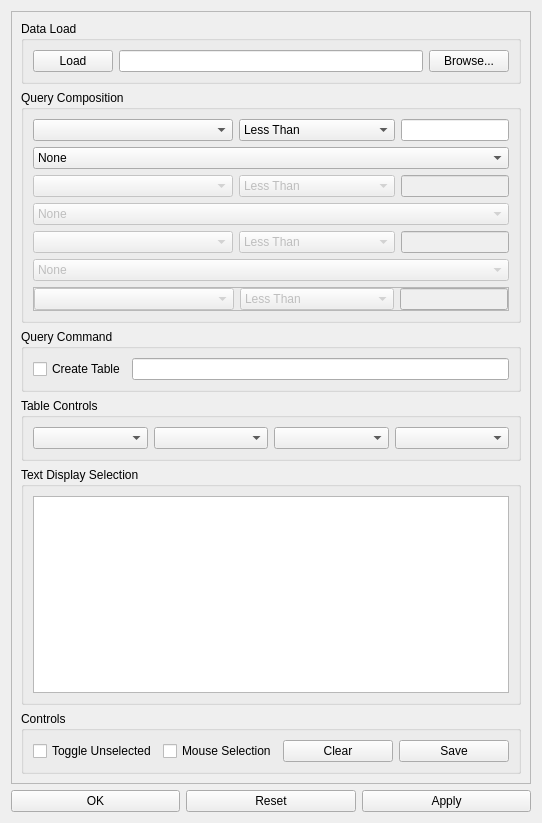
Above: share/examples/WarrantyTool/UserInterface/qtVersion/WarrantyToolPlugin_UIDialog.ui from multitudinous/ve-suite before the change. Below: the same form after it.
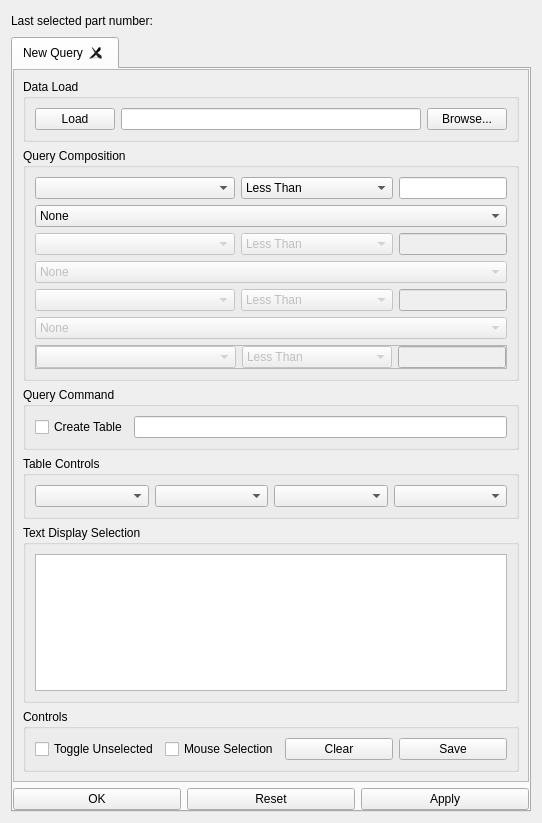
That is the form after the change.

Commit message: Adds reverse part lookup to warrantytool. Also reparents query result tabs under the plugin tab.

What changed in the file:
```diff
--- a/share/examples/WarrantyTool/UserInterface/qtVersion/WarrantyToolPlugin_UIDialog.ui
+++ b/share/examples/WarrantyTool/UserInterface/qtVersion/WarrantyToolPlugin_UIDialog.ui
@@ -15,6 +15,53 @@
   </property>
   <layout class="QVBoxLayout" name="verticalLayout_3">
    <item>
+    <layout class="QHBoxLayout" name="horizontalLayout_8">
+     <item>
+      <widget class="QLabel" name="label_2">
+       <property name="text">
+        <string>Last selected part number: </string>
+       </property>
+      </widget>
+     </item>
+     <item>
+      <widget class="QLabel" name="m_selectedPartLabel">
+       <property name="text">
+        <string/>
+       </property>
+      </widget>
+     </item>
+     <item>
+      <spacer name="horizontalSpacer">
+       <property name="orientation">
+        <enum>Qt::Horizontal</enum>
+       </property>
+       <property name="sizeHint" stdset="0">
+        <size>
+         <width>40</width>
+         <height>20</height>
+        </size>
+       </property>
+      </spacer>
+     </item>
+    </layout>
+   </item>
+   <item>
+    <widget class="QTabWidget" name="m_tabWidget">
+     <property name="currentIndex">
+      <number>0</number>
+     </property>
+     <property name="tabsClosable">
+      <bool>true</bool>
+     </property>
+     <widget class="QWidget" name="NewQuery">
+      <attribute name="title">
+       <string>New Query</string>
+      </attribute>
+      <layout class="QVBoxLayout" name="verticalLayout_2">
+       <property name="margin">
+        <number>0</number>
+       </property>
+       <item>
     <widget class="QScrollArea" name="scrollArea">
      <property name="widgetResizable">
       <bool>true</bool>
@@ -24,11 +71,11 @@
        <rect>
         <x>0</x>
         <y>0</y>
-        <width>516</width>
-        <height>755</height>
-       </rect>
-      </property>
-      <layout class="QVBoxLayout" name="verticalLayout_2">
+            <width>518</width>
+            <height>704</height>
+           </rect>
+          </property>
+          <layout class="QVBoxLayout" name="verticalLayout_7">
        <item>
         <widget class="QGroupBox" name="groupBox_6">
          <property name="title">
@@ -547,6 +594,10 @@
       </widget>
      </item>
     </layout>
+       </item>
+      </layout>
+     </widget>
+    </widget>
    </item>
   </layout>
  </widget>
```
Lines whose indentation alone changed are shown as unchanged. The commit also changes 4 other files.
